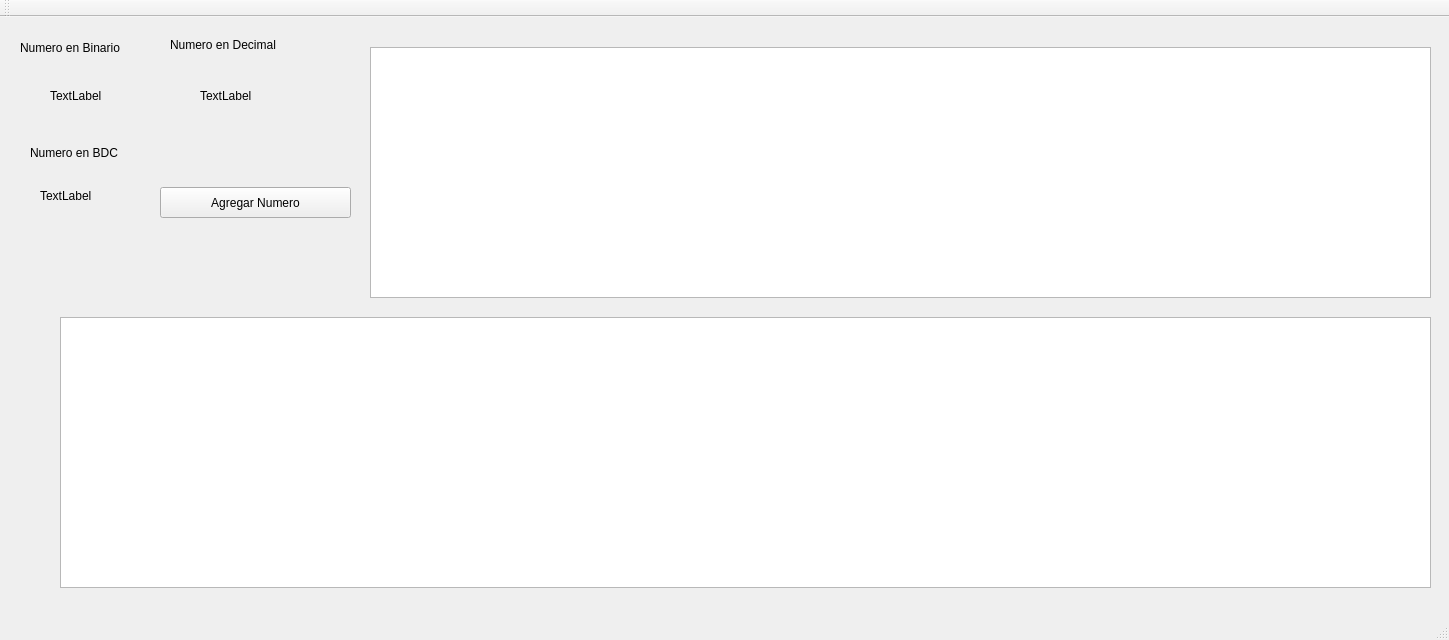
First picture: the form in hamingtables.ui, repository AndreyGarro/HamingAlgorithm, before the edit.
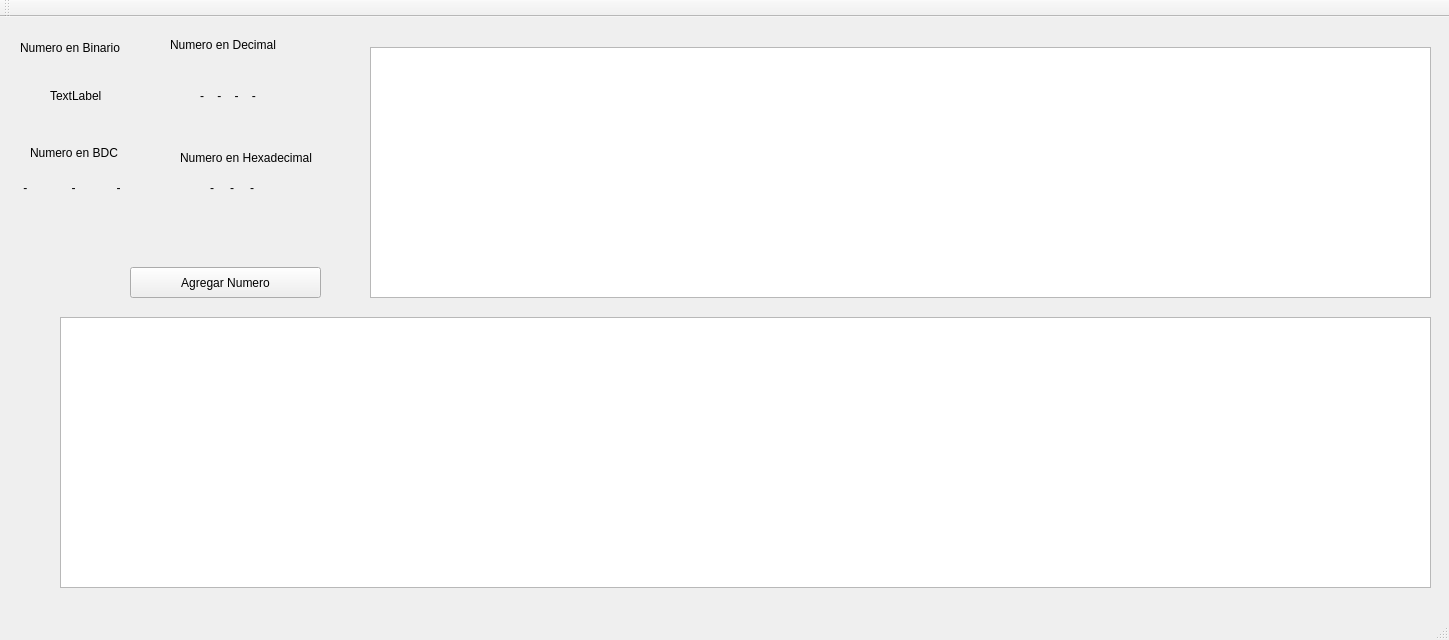
Second picture: the form after the edit.

Commit message: Se muestran numeros en BCD, HEX, DEC, falta tabla 2 y numero binario

```diff
--- a/hamingtables.ui
+++ b/hamingtables.ui
@@ -37,8 +37,8 @@
    <widget class="QPushButton" name="pushButton">
     <property name="geometry">
      <rect>
-      <x>160</x>
-      <y>170</y>
+      <x>130</x>
+      <y>250</y>
       <width>191</width>
       <height>31</height>
      </rect>
@@ -96,7 +96,7 @@
      </rect>
     </property>
     <property name="text">
-     <string>TextLabel</string>
+     <string>-    -    -    -</string>
     </property>
    </widget>
    <widget class="QLabel" name="label_2">
@@ -115,14 +115,92 @@
    <widget class="QLabel" name="numeroBDC">
     <property name="geometry">
      <rect>
-      <x>40</x>
-      <y>170</y>
-      <width>67</width>
-      <height>17</height>
+      <x>180</x>
+      <y>120</y>
+      <width>181</width>
+      <height>41</height>
      </rect>
     </property>
     <property name="text">
-     <string>TextLabel</string>
+     <string>Numero en Hexadecimal</string>
+    </property>
+   </widget>
+   <widget class="QLabel" name="primeroH">
+    <property name="geometry">
+     <rect>
+      <x>210</x>
+      <y>160</y>
+      <width>16</width>
+      <height>21</height>
+     </rect>
+    </property>
+    <property name="text">
+     <string>-</string>
+    </property>
+   </widget>
+   <widget class="QLabel" name="segundoH">
+    <property name="geometry">
+     <rect>
+      <x>230</x>
+      <y>160</y>
+      <width>16</width>
+      <height>21</height>
+     </rect>
+    </property>
+    <property name="text">
+     <string>-</string>
+    </property>
+   </widget>
+   <widget class="QLabel" name="tercerH">
+    <property name="geometry">
+     <rect>
+      <x>250</x>
+      <y>160</y>
+      <width>16</width>
+      <height>21</height>
+     </rect>
+    </property>
+    <property name="text">
+     <string>-</string>
+    </property>
+   </widget>
+   <widget class="QLabel" name="BCD2">
+    <property name="geometry">
+     <rect>
+      <x>55</x>
+      <y>160</y>
+      <width>41</width>
+      <height>21</height>
+     </rect>
+    </property>
+    <property name="text">
+     <string>     -</string>
+    </property>
+   </widget>
+   <widget class="QLabel" name="BCD3">
+    <property name="geometry">
+     <rect>
+      <x>100</x>
+      <y>160</y>
+      <width>51</width>
+      <height>21</height>
+     </rect>
+    </property>
+    <property name="text">
+     <string>     -</string>
+    </property>
+   </widget>
+   <widget class="QLabel" name="BCD1">
+    <property name="geometry">
+     <rect>
+      <x>10</x>
+      <y>160</y>
+      <width>41</width>
+      <height>21</height>
+     </rect>
+    </property>
+    <property name="text">
+     <string>    -</string>
     </property>
    </widget>
   </widget>
```
Left out of the diff: 2 changed lines with no effect on the pictures. The commit also changes 3 other files.
